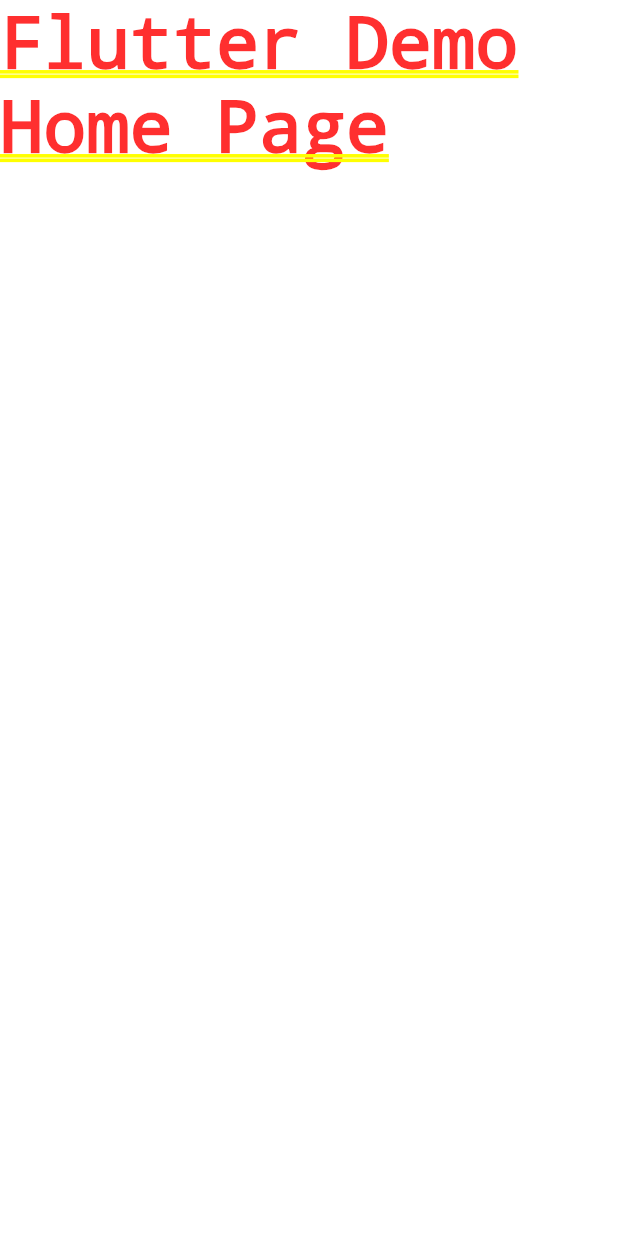
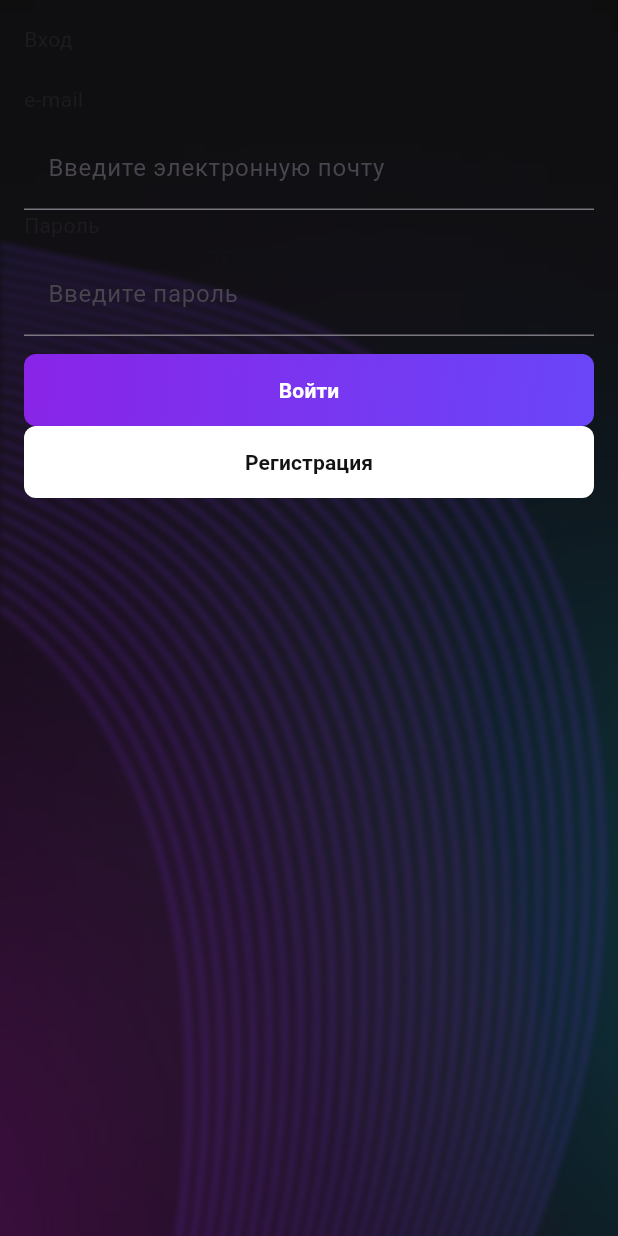
Before and after one commit to nadnik13/simple_paint, a Flutter app: the screen it shows after launch, on a phone screen of 412 x 824 dp. Run offline on Flutter 3.47's test engine with Material 3 defaults, Android fonts, the phone set to English and light mode, and no system bars; our stand-ins replace equatable, firebase_auth, firebase_core, flutter_bloc, go_router; accounts and stored records are empty; statements that could not run were skipped.

Commit message:
Добавлены экраны входа и регистрации, account_data_bloc, интеграция с Firebase_auth

```diff
--- /dev/null
+++ b/lib/bloc/account_data_bloc.dart
@@ -0,0 +1,100 @@
+import 'package:firebase_auth/firebase_auth.dart';
+import 'package:flutter_bloc/flutter_bloc.dart';
+
+import 'account_data_event.dart';
+import 'account_data_state.dart';
+
+class AccountDataBloc extends Bloc<AccountDataEvent, AccountDataState> {
+  final FirebaseAuth _firebaseAuth;
+
+  AccountDataBloc({required FirebaseAuth firebaseAuth})
+    : _firebaseAuth = firebaseAuth,
+      super(AccountDataInitial()) {
+    on<CheckAuthStatusEvent>(_onCheckAuthStatus);
+    on<LoginEvent>(_onLogin);
+    on<RegisterEvent>(_onRegister);
+    on<LogoutEvent>(_onLogout);
+
+    add(CheckAuthStatusEvent());
+  }
+
+  void _onCheckAuthStatus(
+    CheckAuthStatusEvent event,
+    Emitter<AccountDataState> emit,
+  ) {
+    final user = _firebaseAuth.currentUser;
+    if (user != null) {
+      emit(AccountDataAuthenticated(user: user));
+    } else {
+      emit(AccountDataUnauthenticated());
+    }
+  }
+
+  Future<void> _onLogin(
+    LoginEvent event,
+    Emitter<AccountDataState> emit,
+  ) async {
+    emit(AccountDataLoading());
+
+    try {
+      final credential = await _firebaseAuth.signInWithEmailAndPassword(
+        email: event.email,
+        password: event.password,
+      );
+
+      if (credential.user != null) {
+        emit(AccountDataAuthenticated(user: credential.user!));
+      } else {
+        emit(const AccountDataError(message: 'Ошибка входа'));
+      }
+    } on FirebaseAuthException catch (e) {
+      emit(AccountDataError(message: 'Ошибка входа: ${e.message}'));
+    } catch (e) {
+      emit(AccountDataError(message: 'Неизвестная ошибка: $e'));
+    }
+  }
+
+  Future<void> _onRegister(
+    RegisterEvent event,
+    Emitter<AccountDataState> emit,
+  ) async {
+    emit(AccountDataLoading());
+
+    try {
+      final credential = await _firebaseAuth.createUserWithEmailAndPassword(
+        email: event.email,
+        password: event.password,
+      );
+
+      if (credential.user != null) {
+        await credential.user!.updateDisplayName(event.name);
+        await credential.user!.reload();
+
+        final updatedUser = _firebaseAuth.currentUser;
+        if (updatedUser != null) {
+          emit(AccountDataAuthenticated(user: updatedUser));
+        }
+      } else {
+        emit(const AccountDataError(message: 'Ошибка регистрации'));
+      }
+    } on FirebaseAuthException catch (e) {
+      emit(AccountDataError(message: 'Ошибка регистрации: ${e.message}'));
+    } catch (e) {
+      emit(AccountDataError(message: 'Неизвестная ошибка: $e'));
+    }
+  }
+
+  Future<void> _onLogout(
+    LogoutEvent event,
+    Emitter<AccountDataState> emit,
+  ) async {
+    emit(AccountDataLoading());
+
+    try {
+      await _firebaseAuth.signOut();
+      emit(AccountDataUnauthenticated());
+    } catch (e) {
+      emit(AccountDataError(message: 'Ошибка выхода: $e'));
+    }
+  }
+}
--- /dev/null
+++ b/lib/bloc/account_data_event.dart
@@ -0,0 +1,40 @@
+import 'package:equatable/equatable.dart';
+
+abstract class AccountDataEvent extends Equatable {
+  const AccountDataEvent();
+
+  @override
+  List<Object> get props => [];
+}
+
+class LoginEvent extends AccountDataEvent {
+  final String email;
+  final String password;
+
+  const LoginEvent({
+    required this.email,
+    required this.password,
+  });
+
+  @override
+  List<Object> get props => [email, password];
+}
+
+class RegisterEvent extends AccountDataEvent {
+  final String name;
+  final String email;
+  final String password;
+
+  const RegisterEvent({
+    required this.name,
+    required this.email,
+    required this.password,
+  });
+
+  @override
+  List<Object> get props => [name, email, password];
+}
+
+class LogoutEvent extends AccountDataEvent {}
+
+class CheckAuthStatusEvent extends AccountDataEvent {}
--- /dev/null
+++ b/lib/bloc/account_data_state.dart
@@ -0,0 +1,33 @@
+import 'package:equatable/equatable.dart';
+import 'package:firebase_auth/firebase_auth.dart';
+
+abstract class AccountDataState extends Equatable {
+  const AccountDataState();
+
+  @override
+  List<Object?> get props => [];
+}
+
+class AccountDataInitial extends AccountDataState {}
+
+class AccountDataLoading extends AccountDataState {}
+
+class AccountDataAuthenticated extends AccountDataState {
+  final User user;
+
+  const AccountDataAuthenticated({required this.user});
+
+  @override
+  List<Object?> get props => [user];
+}
+
+class AccountDataUnauthenticated extends AccountDataState {}
+
+class AccountDataError extends AccountDataState {
+  final String message;
+
+  const AccountDataError({required this.message});
+
+  @override
+  List<Object?> get props => [message];
+}
--- a/lib/main.dart
+++ b/lib/main.dart
@@ -1,5 +1,11 @@
+import 'package:firebase_auth/firebase_auth.dart';
 import 'package:firebase_core/firebase_core.dart';
 import 'package:flutter/material.dart';
+import 'package:flutter_bloc/flutter_bloc.dart';
+import 'package:go_router/go_router.dart';
+import 'package:simple_paint/bloc/account_data_bloc.dart';
+import 'package:simple_paint/ui/auth_page.dart';
+import 'package:simple_paint/ui/registration_page.dart';
 
 import 'firebase_options.dart';
 
@@ -11,17 +17,37 @@ Future<void> main() async {
   runApp(MyApp());
 }
 
+final GoRouter _router = GoRouter(
+  initialLocation: '/auth',
+  redirect: (context, state) {
+    if (state.fullPath == '/') {
+      return '/auth';
+    }
+    return null;
+  },
+  routes: [
+    GoRoute(path: '/auth', builder: (context, state) => AuthPage()),
+    GoRoute(
+      path: '/registration',
+      builder: (context, state) => RegistrationPage(),
+    ),
+  ],
+);
+
 class MyApp extends StatelessWidget {
   const MyApp({super.key});
 
   @override
   Widget build(BuildContext context) {
-    return MaterialApp(
-      title: 'Flutter Demo',
-      theme: ThemeData(
-        colorScheme: ColorScheme.fromSeed(seedColor: Colors.deepPurple),
+    return BlocProvider(
+      create: (context) => AccountDataBloc(firebaseAuth: FirebaseAuth.instance),
+      child: MaterialApp.router(
+        title: 'Flutter Demo',
+        theme: ThemeData(
+          colorScheme: ColorScheme.fromSeed(seedColor: Colors.deepPurple),
+        ),
+        routerConfig: _router,
       ),
-      home: const Text('Flutter Demo Home Page'),
     );
   }
 }
--- /dev/null
+++ b/lib/ui/auth_page.dart
@@ -0,0 +1,124 @@
+import 'package:flutter/material.dart';
+import 'package:flutter_bloc/flutter_bloc.dart';
+import 'package:go_router/go_router.dart';
+import 'package:simple_paint/bloc/account_data_bloc.dart';
+import 'package:simple_paint/bloc/account_data_event.dart';
+import 'package:simple_paint/bloc/account_data_state.dart';
+import 'package:simple_paint/ui/widgets/custom_button.dart';
+import 'package:simple_paint/ui/widgets/custom_form_field.dart';
+
+class AuthPage extends StatefulWidget {
+  const AuthPage({super.key});
+
+  @override
+  State<AuthPage> createState() => _AuthPageState();
+}
+
+class _AuthPageState extends State<AuthPage> {
+  final _emailController = TextEditingController();
+  final _passwordController = TextEditingController();
+
+  @override
+  void dispose() {
+    _emailController.dispose();
+    _passwordController.dispose();
+    super.dispose();
+  }
+
+  void _login() {
+    final email = _emailController.text.trim();
+    final password = _passwordController.text.trim();
+
+    if (email.isEmpty || password.isEmpty) {
+      ScaffoldMessenger.of(
+        context,
+      ).showSnackBar(const SnackBar(content: Text('Заполните все поля')));
+      return;
+    }
+
+    context.read<AccountDataBloc>().add(
+      LoginEvent(email: email, password: password),
+    );
+  }
+
+  @override
+  Widget build(BuildContext context) {
+    return Scaffold(
+      body: Container(
+        decoration: const BoxDecoration(
+          image: DecorationImage(
+            image: AssetImage('assets/background.png'),
+            fit: BoxFit.cover,
+          ),
+        ),
+        child: SafeArea(
+          child: BlocListener<AccountDataBloc, AccountDataState>(
+            listener: (context, state) {
+              if (state is AccountDataError) {
+                ScaffoldMessenger.of(
+                  context,
+                ).showSnackBar(SnackBar(content: Text(state.message)));
+              } else if (state is AccountDataAuthenticated) {
+                ScaffoldMessenger.of(
+                  context,
+                ).showSnackBar(const SnackBar(content: Text('Успешный вход!')));
+                // Здесь можно добавить навигацию на главную страницу
+              }
+            },
+            child: Padding(
+              padding: const EdgeInsets.all(16.0),
+              child: Column(
+                crossAxisAlignment: CrossAxisAlignment.stretch,
+                children: [
+                  Column(
+                    crossAxisAlignment: CrossAxisAlignment.stretch,
+                    children: [
+                      const Text('Вход', textAlign: TextAlign.start),
+                      const SizedBox(height: 20),
+                      CustomFormField(
+                        label: 'e-mail',
+                        hintText: 'Введите электронную почту',
+                        controller: _emailController,
+                      ),
+                      CustomFormField(
+                        label: 'Пароль',
+                        hintText: 'Введите пароль',
+                        controller: _passwordController,
+                        obscureText: true,
+                      ),
+                    ],
+                  ),
+                  const SizedBox(height: 12),
+                  Column(
+                    crossAxisAlignment: CrossAxisAlignment.stretch,
+                    children: [
+                      BlocBuilder<AccountDataBloc, AccountDataState>(
+                        builder: (context, state) {
+                          return CustomButton(
+                            title:
+                                state is AccountDataLoading
+                                    ? 'Загрузка...'
+                                    : 'Войти',
+                            onPressed:
+                                state is AccountDataLoading ? null : _login,
+                            isDark: true,
+                          );
+                        },
+                      ),
+                      CustomButton(
+                        title: 'Регистрация',
+                        onPressed: () {
+                          context.go('/registration');
+                        },
+                      ),
+                    ],
+                  ),
+                ],
+              ),
+            ),
+          ),
+        ),
+      ),
+    );
+  }
+}
--- /dev/null
+++ b/lib/ui/widgets/custom_button.dart
@@ -0,0 +1,62 @@
+import 'package:flutter/material.dart';
+
+class CustomButton extends StatelessWidget {
+  final bool isDark;
+  final String title;
+  final VoidCallback? onPressed;
+  final bool isEnable;
+
+  const CustomButton({
+    super.key,
+    this.isDark = false,
+    this.isEnable = true,
+    required this.title,
+    required this.onPressed,
+  });
+
+  @override
+  Widget build(BuildContext context) {
+    return Container(
+      decoration:
+          isDark
+              ? BoxDecoration(
+                gradient: LinearGradient(
+                  colors:
+                      isEnable
+                          ? [const Color(0xFF8924E7), const Color(0xFF6A46F9)]
+                          : [
+                            const Color(0xFF8924E7).withValues(alpha: 0.5),
+                            const Color(0xFF6A46F9).withValues(alpha: 0.5),
+                          ],
+                  begin: Alignment.topLeft,
+                  end: Alignment.bottomRight,
+                ),
+                borderRadius: BorderRadius.circular(8),
+              )
+              : BoxDecoration(
+                color: isEnable ? Colors.white : Colors.white.withValues(alpha: 0.5),
+                borderRadius: BorderRadius.circular(8),
+              ),
+      child: ElevatedButton(
+        style: ElevatedButton.styleFrom(
+          backgroundColor: Colors.transparent,
+          shadowColor: Colors.transparent,
+          shape: RoundedRectangleBorder(borderRadius: BorderRadius.circular(8)),
+        ),
+        onPressed: isEnable ? onPressed : null,
+        child: Text(
+          title,
+          style: TextStyle(
+            color:
+                isEnable
+                    ? (isDark ? Colors.white : const Color(0xFF131313))
+                    : (isDark
+                        ? Colors.white.withValues(alpha: 0.5)
+                        : const Color(0xFF131313).withValues(alpha: 0.5)),
+            fontWeight: FontWeight.w600,
+          ),
+        ),
+      ),
+    );
+  }
+}
--- /dev/null
+++ b/lib/ui/widgets/custom_form_field.dart
@@ -0,0 +1,55 @@
+import 'package:flutter/material.dart';
+
+class CustomFormField extends StatelessWidget {
+  final String label;
+  final String hintText;
+  final TextEditingController? controller;
+  final bool obscureText;
+  final TextInputType keyboardType;
+  final String? Function(String?)? validator;
+  final void Function(String)? onChanged;
+
+  const CustomFormField({
+    super.key,
+    required this.label,
+    required this.hintText,
+    this.controller,
+    this.obscureText = false,
+    this.keyboardType = TextInputType.text,
+    this.validator,
+    this.onChanged,
+  });
+
+  @override
+  Widget build(BuildContext context) {
+    return Column(
+      crossAxisAlignment: CrossAxisAlignment.start,
+      children: [
+        // Лейбл поля
+        Text(label),
+        const SizedBox(height: 8),
+
+        // Поле ввода
+        TextFormField(
+          controller: controller,
+          obscureText: obscureText,
+          keyboardType: keyboardType,
+          validator: validator,
+          onChanged: onChanged,
+          decoration: InputDecoration(
+            hintText: hintText,
+            contentPadding: const EdgeInsets.symmetric(
+              horizontal: 16,
+              vertical: 16,
+            ),
+            //border: InputBorder.none,
+            //enabledBorder: InputBorder.none,
+            //focusedBorder: InputBorder.none,
+            //errorBorder: InputBorder.none,
+            //focusedErrorBorder: InputBorder.none,
+          ),
+        ),
+      ],
+    );
+  }
+}
```
Also changed, not shown: lib/ui/registration_page.dart (added, +146 -0 lines), pubspec.yaml (+3 -50 lines), assets/background.png (added), lib/firebase_options.dart, pubspec.lock, 3 other files.
